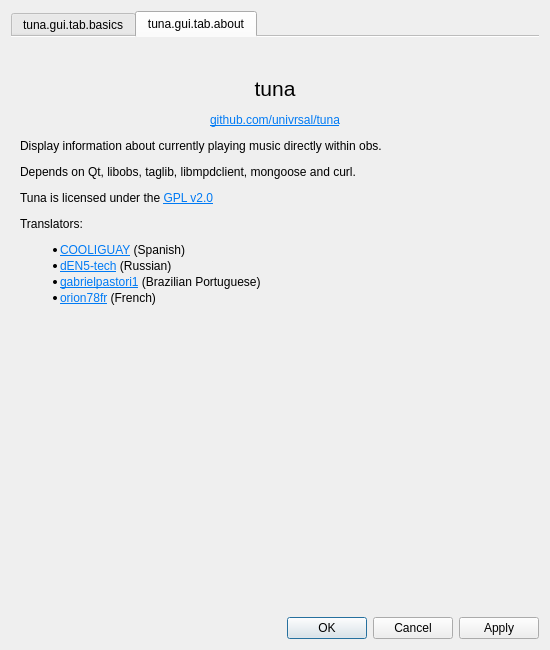
First picture: the form in src/gui/tuna_gui.ui, repository univrsal/tuna, before the edit.
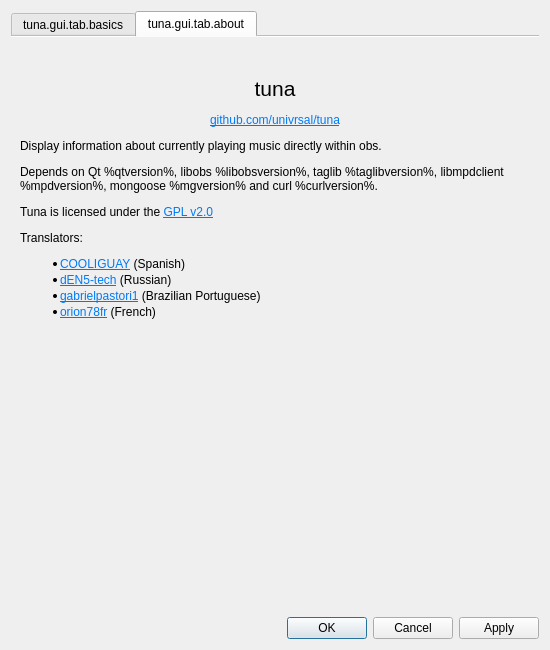
Second picture: the form after the edit. The open tabs and pages were chosen to show the change. Icons and pictures are not drawn.

Commit message: Display dependency versions in about dialog

```diff
--- a/src/gui/tuna_gui.ui
+++ b/src/gui/tuna_gui.ui
@@ -802,12 +802,10 @@
           </sizepolicy>
          </property>
          <property name="text">
-          <string>&lt;html&gt;&lt;head/&gt;&lt;body&gt;&lt;p align=&quot;center&quot;&gt;&lt;span style=&quot; font-size:16pt;&quot;&gt;tuna&lt;/span&gt;&lt;/p&gt;&lt;p align=&quot;center&quot;&gt;&lt;a href=&quot;https://github.com/univrsal/tuna&quot;&gt;&lt;span style=&quot; text-decoration: underline; color:#007af4;&quot;&gt;github.com/univrsal/tuna&lt;/span&gt;&lt;/a&gt;&lt;/p&gt;&lt;p&gt;Display information about currently playing music directly within obs.&lt;/p&gt;&lt;p&gt;Depends on Qt, libobs, taglib, libmpdclient, mongoose and curl.&lt;/p&gt;&lt;p&gt;Tuna is licensed under the &lt;a href=&quot;https://www.gnu.org/licenses/old-licenses/gpl-2.0.txt&quot;&gt;&lt;span style=&quot; text-decoration: underline; color:#007af4;&quot;&gt;GPL v2.0&lt;/span&gt;&lt;/a&gt;&lt;/p&gt;&lt;p&gt;Translators:&lt;/p&gt;&lt;ul style=&quot;margin-top: 0px; margin-bottom: 0px; margin-left: 0px; margin-right: 0px; -qt-list-indent: 1;&quot;&gt;
-          &lt;li style=&quot; margin-top:12px; margin-bottom:2px; margin-left:0px; margin-right:0px; -qt-block-indent:0; text-indent:0px;&quot;&gt;&lt;a href=&quot;https://github.com/COOLIGUAY&quot;&gt;&lt;span style=&quot; text-decoration: underline; color:#007af4;&quot;&gt;COOLIGUAY&lt;/span&gt;&lt;/a&gt; (Spanish)&lt;/li&gt;
-          &lt;li style=&quot; margin-top:2px; margin-bottom:2px; margin-left:0px; margin-right:0px; -qt-block-indent:0; text-indent:0px;&quot;&gt;&lt;a href=&quot;https://github.com/dEN5-tech&quot;&gt;&lt;span style=&quot; text-decoration: underline; color:#007af4;&quot;&gt;dEN5-tech&lt;/span&gt;&lt;/a&gt; (Russian)&lt;/li&gt;
-          &lt;li style=&quot; margin-top:2px; margin-bottom:2px; margin-left:0px; margin-right:0px; -qt-block-indent:0; text-indent:0px;&quot;&gt;&lt;a href=&quot;https://github.com/gabrielpastori1&quot;&gt;&lt;span style=&quot; text-decoration: underline; color:#007af4;&quot;&gt;gabrielpastori1&lt;/span&gt;&lt;/a&gt; (Brazilian Portuguese)&lt;/li&gt;
-          &lt;li style=&quot; margin-top:2px; margin-bottom:12px; margin-left:0px; margin-right:0px; -qt-block-indent:0; text-indent:0px;&quot;&gt;&lt;a href=&quot;https://github.com/orion78fr&quot;&gt;&lt;span style=&quot; text-decoration: underline; color:#007af4;&quot;&gt;orion78fr&lt;/span&gt;&lt;/a&gt; (French)&lt;/li&gt;
-          &lt;/ul&gt;&lt;/body&gt;&lt;/html&gt;</string>
+          <string>&lt;html&gt;&lt;head/&gt;&lt;body&gt;&lt;p align=&quot;center&quot;&gt;&lt;span style=&quot; font-size:16pt;&quot;&gt;tuna&lt;/span&gt;&lt;/p&gt;&lt;p align=&quot;center&quot;&gt;&lt;a href=&quot;https://github.com/univrsal/tuna&quot;&gt;&lt;span style=&quot; text-decoration: underline; color:#007af4;&quot;&gt;github.com/univrsal/tuna&lt;/span&gt;&lt;/a&gt;&lt;/p&gt;&lt;p&gt;Display information about currently playing music directly within obs.&lt;/p&gt;&lt;p&gt;Depends on Qt %qtversion%, libobs %libobsversion%, taglib %taglibversion%, libmpdclient %mpdversion%, mongoose %mgversion% and curl %curlversion%.&lt;/p&gt;&lt;p&gt;Tuna is licensed under the &lt;a href=&quot;https://www.gnu.org/licenses/old-licenses/gpl-2.0.txt&quot;&gt;&lt;span style=&quot; text-decoration: underline; color:#007af4;&quot;&gt;GPL v2.0&lt;/span&gt;&lt;/a&gt;&lt;/p&gt;&lt;p&gt;Translators:&lt;/p&gt;&lt;ul style=&quot;margin-top: 0px; margin-bottom: 0px; margin-left: 0px; margin-right: 0px; -qt-list-indent: 1;&quot;&gt;&lt;li style=&quot; margin-top:12px; margin-bottom:2px; margin-left:0px; margin-right:0px; -qt-block-indent:0; text-indent:0px;&quot;&gt;&lt;a href=&quot;https://github.com/COOLIGUAY&quot;&gt;&lt;span style=&quot; text-decoration: underline; color:#007af4;&quot;&gt;COOLIGUAY&lt;/span&gt;&lt;/a&gt; (Spanish) &lt;/li&gt;&lt;li style=&quot; margin-top:2px; margin-bottom:2px; margin-left:0px; margin-right:0px; -qt-block-indent:0; text-indent:0px;&quot;&gt;&lt;a href=&quot;https://github.com/dEN5-tech&quot;&gt;&lt;span style=&quot; text-decoration: underline; color:#007af4;&quot;&gt;dEN5-tech&lt;/span&gt;&lt;/a&gt; (Russian) &lt;/li&gt;&lt;li style=&quot; margin-top:2px; margin-bottom:2px; margin-left:0px; margin-right:0px; -qt-block-indent:0; text-indent:0px;&quot;&gt;&lt;a href=&quot;https://github.com/gabrielpastori1&quot;&gt;&lt;span style=&quot; text-decoration: underline; color:#007af4;&quot;&gt;gabrielpastori1&lt;/span&gt;&lt;/a&gt; (Brazilian Portuguese) &lt;/li&gt;&lt;li style=&quot; margin-top:2px; margin-bottom:12px; margin-left:0px; margin-right:0px; -qt-block-indent:0; text-indent:0px;&quot;&gt;&lt;a href=&quot;https://github.com/orion78fr&quot;&gt;&lt;span style=&quot; text-decoration: underline; color:#007af4;&quot;&gt;orion78fr&lt;/span&gt;&lt;/a&gt; (French) &lt;/li&gt;&lt;/ul&gt;&lt;/body&gt;&lt;/html&gt;</string>
+         </property>
+         <property name="wordWrap">
+          <bool>true</bool>
          </property>
          <property name="openExternalLinks">
           <bool>true</bool>
```
Left out of the diff: 2 changed lines with no effect on the pictures. The commit also changes 2 other files.
